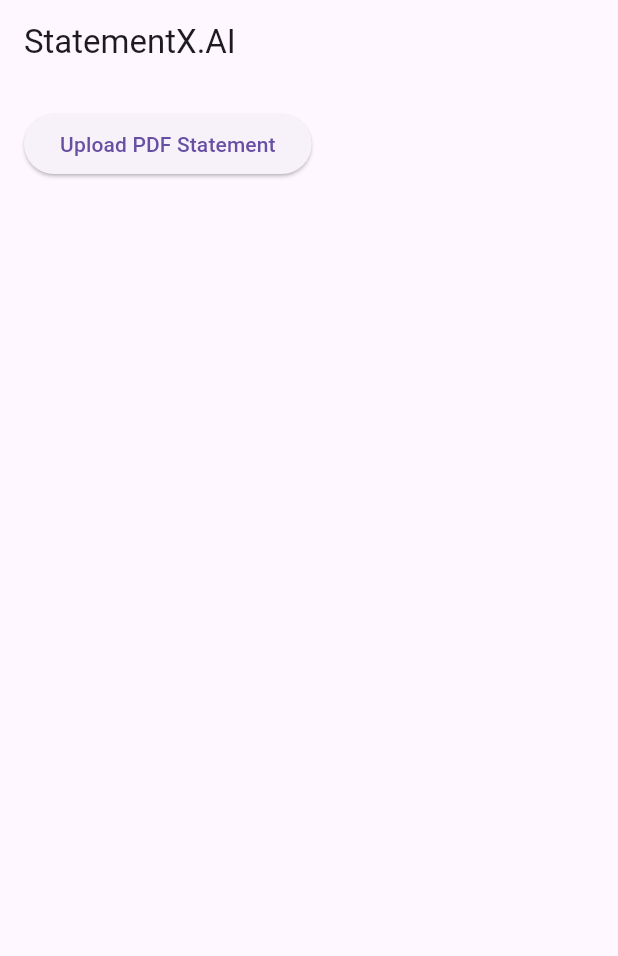
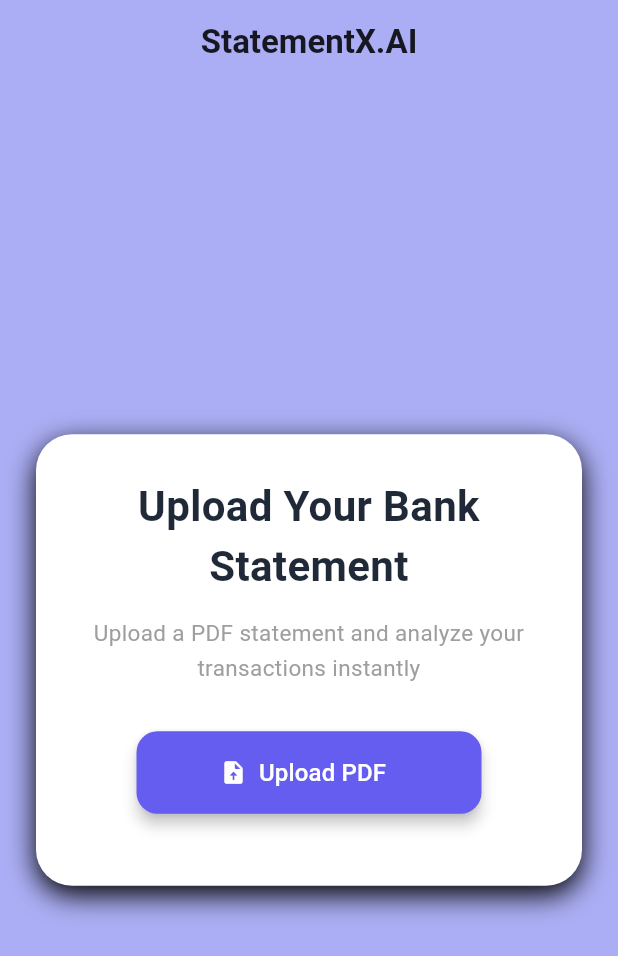
Before and after one commit to G-anrabuS/StatementX, a Flutter app: the screen it shows after launch, on a phone screen of 412 x 824 dp. Shown: the top 956 px of the screen. Run offline on Flutter 3.47's test engine with Material 3 defaults, Android fonts, the phone set to English and light mode, and no system bars; our stand-ins replace file_picker.

Commit message:
Changed the UI

```diff
--- a/flutter_frontend/lib/screens/upload_screen.dart
+++ b/flutter_frontend/lib/screens/upload_screen.dart
@@ -78,6 +78,7 @@ class _UploadScreenState extends State<UploadScreen> {
             Text('Debit: ₹${txn.debit.toStringAsFixed(2)}'),
             Text('Credit: ₹${txn.credit.toStringAsFixed(2)}'),
             Text('Balance: ₹${txn.balance.toStringAsFixed(2)}'),
+
           ],
         ),
       ),
@@ -147,22 +148,113 @@ class _UploadScreenState extends State<UploadScreen> {
   @override
 Widget build(BuildContext context) {
   return Scaffold(
-      appBar: AppBar(title: const Text('StatementX.AI')),
-      body: Padding(
-        padding: const EdgeInsets.all(16),
+    backgroundColor: const Color.fromARGB(255, 171, 174, 244),
+
+    appBar: AppBar(
+      backgroundColor: const Color.fromARGB(255, 171, 174, 244),
+      elevation: 0,
+      centerTitle: true,
+      title: const Text(
+        'StatementX.AI',
+        style: TextStyle(
+          color: Colors.black87,
+          fontWeight: FontWeight.bold,
+        ),
+      ),
+    ),
+
+    body: Center(
+      child: SingleChildScrollView(
+        child: Padding(
+          padding: const EdgeInsets.all(24),
+          child: Column(
+            mainAxisAlignment: MainAxisAlignment.center,
+            crossAxisAlignment: CrossAxisAlignment.center,
+            children: [
+              Container(
+                padding: const EdgeInsets.all(28),
+                decoration: BoxDecoration(
+                  color: Colors.white,
+                  borderRadius: BorderRadius.circular(24),
+                  boxShadow: [
+                    BoxShadow(
+                      color: Colors.black,
+                      blurRadius: 15,
+                      offset: const Offset(0, 6),
+                    ),
+                  ],
+                ),
+
                 child: Column(
                   children: [
-            ElevatedButton(
-              onPressed: isLoading ? null : pickAndUploadPdf,
-              child: const Text('Upload PDF Statement'),
+                    const Text(
+                      'Upload Your Bank Statement',
+                      textAlign: TextAlign.center,
+                      style: TextStyle(
+                        fontSize: 28,
+                        fontWeight: FontWeight.bold,
+                        color: Color(0xFF1F2937),
                       ),
+                    ),
+
+                    const SizedBox(height: 14),
+
+                    const Text(
+                      'Upload a PDF statement and analyze your transactions instantly',
+                      textAlign: TextAlign.center,
+                      style: TextStyle(
+                        fontSize: 15,
+                        color: Colors.grey,
+                        height: 1.5,
+                      ),
+                    ),
+
+                    const SizedBox(height: 30),
+
+                    SizedBox(
+                      width: 230,
+                      height: 55,
+                      child: ElevatedButton.icon(
+                        onPressed:
+                            isLoading ? null : pickAndUploadPdf,
+
+                        icon: const Icon(Icons.upload_file_rounded),
+
+                        label: const Text(
+                          'Upload PDF',
+                          style: TextStyle(fontSize: 16),
+                        ),
+
+                        style: ElevatedButton.styleFrom(
+                          backgroundColor: const Color.fromARGB(255, 101, 93, 239),
+                          foregroundColor: Colors.white,
+                          elevation: 4,
+                          shape: RoundedRectangleBorder(
+                            borderRadius: BorderRadius.circular(14),
+                          ),
+                        ),
+                      ),
+                    ),
+
+                    const SizedBox(height: 20),
 
                     buildErrorView(),
 
-            if (isLoading) buildLoadingView(),
+                    if (isLoading) ...[
+                      const SizedBox(height: 20),
+                      buildLoadingView(),
+                    ],
 
-            if (!isLoading && statementData != null) buildResultView(),
+                    if (!isLoading && statementData != null) ...[
+                      const SizedBox(height: 20),
+                      buildResultView(),
                     ],
+                  ],
+                ),
+              ),
+            ],
+          ),
+        ),
       ),
     ),
   );
```
Also changed, not shown: flutter_frontend/lib/screens/dashboard_screen.dart (deleted, +0 -193 lines). Lines whose indentation alone changed are shown as unchanged.
